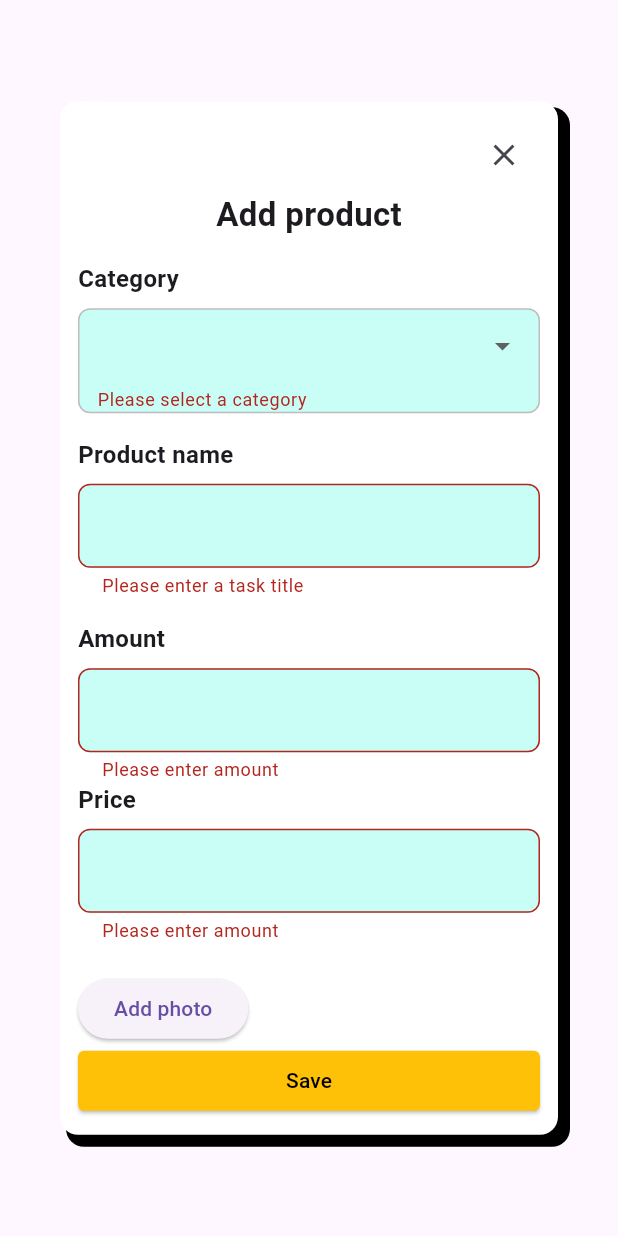
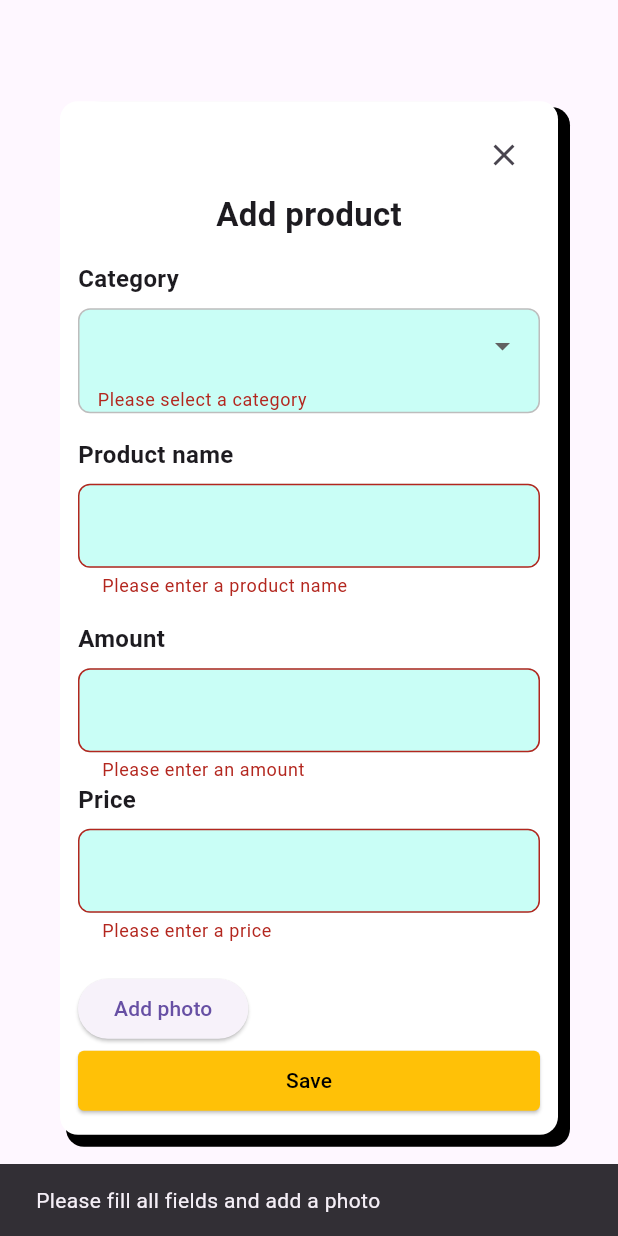
Before and after one commit to AmrwHamza/mate_order_super_user, a Flutter app: the CustomAddProductDialog widget shown alone on an empty page, opened directly, after a tap on "Save", on a phone screen of 412 x 824 dp. Run offline on Flutter 3.47's test engine with Material 3 defaults, Android fonts, the light colour scheme and no system bars; our stand-ins replace bloc, cached_network_image, dartz, dio, dotted_border, equatable and 6 more; missing offline and left inert: flutter_dropzone; accounts and stored records are empty; network calls fail; statements that could not run were skipped.

Commit message:
finish add product and refresh

```diff
--- /dev/null
+++ b/lib/Features/Home/data/models/add_product_model.dart
@@ -0,0 +1,15 @@
+class AddProductModul {
+  String? message;
+
+  AddProductModul({this.message});
+
+  AddProductModul.fromJson(Map<String, dynamic> json) {
+    message = json['message'];
+  }
+
+  Map<String, dynamic> toJson() {
+    final Map<String, dynamic> data = new Map<String, dynamic>();
+    data['message'] = this.message;
+    return data;
+  }
+}
--- a/lib/Features/Home/presentation/view/widgets/custom_add_product_dialog.dart
+++ b/lib/Features/Home/presentation/view/widgets/custom_add_product_dialog.dart
@@ -1,13 +1,42 @@
 import 'package:flutter/material.dart';
+import 'package:flutter_bloc/flutter_bloc.dart';
+import 'package:mate_order_super_user/Features/Home/data/models/dropped_file.dart';
 import 'package:mate_order_super_user/Features/Home/presentation/view/widgets/drag_drop_file.dart';
 import 'package:mate_order_super_user/Features/Home/presentation/view/widgets/drag_view.dart';
+import 'package:mate_order_super_user/Features/Home/presentation/view_model/add_product/add_product_cubit.dart';
 import 'package:mate_order_super_user/constants.dart';
 
-class CustomAddProductDialog extends StatelessWidget {
+class CustomAddProductDialog extends StatefulWidget {
   CustomAddProductDialog({super.key});
+
+  @override
+  State<CustomAddProductDialog> createState() => _CustomAddProductDialogState();
+}
+
+class _CustomAddProductDialogState extends State<CustomAddProductDialog> {
   final _formKey = GlobalKey<FormState>();
-  final List<String> _categories = ['Personal', 'Work', 'Other'];
+
+  final List<String> _categories = [
+    'Food',
+    'Drinks',
+    'Clothes',
+    'Toys',
+    'Books',
+    'Tools',
+    'Electronics',
+    'Furniture',
+    'Kitchen',
+  ];
+
   String? _category;
+
+  DroppedFile? file;
+
+  String? _productName;
+
+  int? _amount;
+
+  double? _price;
 
   @override
   Widget build(BuildContext context) {
@@ -72,9 +101,9 @@ class CustomAddProductDialog extends StatelessWidget {
                         );
                       }).toList(),
                       onChanged: (value) {
-                        // setState(() {
-                        //   _category = value;
-                        // });
+                        setState(() {
+                          _category = value;
+                        });
                       },
                       validator: (value) =>
                           value == null ? 'Please select a category' : null,
@@ -98,10 +127,10 @@ class CustomAddProductDialog extends StatelessWidget {
                       fillColor: kPrimaryColor10,
                     ),
                     onChanged: (value) {
-                      //
+                      _productName = value;
                     },
                     validator: (value) =>
-                        value!.isEmpty ? 'Please enter a task title' : null,
+                        value!.isEmpty ? 'Please enter a product name' : null,
                   ),
                   const SizedBox(height: 16),
                   const Text(
@@ -121,10 +150,10 @@ class CustomAddProductDialog extends StatelessWidget {
                       fillColor: kPrimaryColor10,
                     ),
                     onChanged: (value) {
-                      //
+                      _amount = int.tryParse(value);
                     },
                     validator: (value) =>
-                        value!.isEmpty ? 'Please enter amount' : null,
+                        value!.isEmpty ? 'Please enter an amount' : null,
                   ),
                   const Text(
                     "Price",
@@ -143,38 +172,67 @@ class CustomAddProductDialog extends StatelessWidget {
                       fillColor: kPrimaryColor10,
                     ),
                     onChanged: (value) {
-                      //
+                      _price = double.tryParse(value);
                     },
                     validator: (value) =>
-                        value!.isEmpty ? 'Please enter amount' : null,
+                        value!.isEmpty ? 'Please enter a price' : null,
                   ),
                   const SizedBox(height: 20),
                   ElevatedButton(
-                      onPressed: () {
-                        Navigator.push(context, MaterialPageRoute(
-                          builder: (context) {
-                            return DragView();
-                          },
-                        ));
+                      onPressed: () async {
+                        final selectedFile = await Navigator.push<DroppedFile>(
+                          context,
+                          MaterialPageRoute(
+                            builder: (context) => DragView(),
+                          ),
+                        );
+                        if (selectedFile != null) {
+                          file = selectedFile; // تحديث الملف المختار
+                        }
                       },
                       child: Text('Add photo')),
-                  SizedBox(
+                  BlocConsumer<AddProductCubit, AddProductState>(
+                    listener: (context, state) {
+                      if (state is AddProductSuccess) {
+                        ScaffoldMessenger.of(context).showSnackBar(
+                          const SnackBar(
+                              content: Text('Product added successfully!')),
+                        );
+                      } else if (state is AddProductError) {
+                        ScaffoldMessenger.of(context).showSnackBar(
+                          SnackBar(content: Text('Error: ${state.message}')),
+                        );
+                      }
+                    },
+                    builder: (context, state) {
+                      if (state is AddProductLoading) {
+                        return const Center(child: CircularProgressIndicator());
+                      }
+
+                      return SizedBox(
                         width: double.infinity,
                         child: ElevatedButton(
                           onPressed: () {
-                        if (_formKey.currentState!.validate()) {
-                          // if (_category == 'Other' &&
-                          //     _newCategory != null &&
-                          //     _newCategory!.isNotEmpty) {
-                          //   _categories.add(_newCategory!);
-                          //   _category = _newCategory;
-                          // }
-                          Navigator.of(context).pop();
+                            if (_formKey.currentState!.validate() &&
+                                file != null) {
+                              context.read<AddProductCubit>().addProduct(
+                                    name: _productName!,
+                                    amount: _amount!,
+                                    price: _price!,
+                                    category: _category!,
+                                    file: file!,
+                                  );
+                            } else {
+                              ScaffoldMessenger.of(context).showSnackBar(
+                                const SnackBar(
+                                    content: Text(
+                                        'Please fill all fields and add a photo')),
+                              );
                             }
                           },
                           style: ButtonStyle(
-                        backgroundColor:
-                            const WidgetStatePropertyAll(Colors.amber), //////
+                            backgroundColor: const WidgetStatePropertyAll(
+                                Colors.amber), //////
                             shape: WidgetStatePropertyAll(
                               RoundedRectangleBorder(
                                 borderRadius: BorderRadius.circular(4),
@@ -186,6 +244,8 @@ class CustomAddProductDialog extends StatelessWidget {
                             style: TextStyle(color: Colors.black),
                           ),
                         ),
+                      );
+                    },
                   ),
                 ],
               )),
--- /dev/null
+++ b/lib/Features/Home/presentation/view_model/add_product/add_product_cubit.dart
@@ -0,0 +1,38 @@
+import 'package:bloc/bloc.dart';
+import 'package:equatable/equatable.dart';
+import 'package:mate_order_super_user/Features/Home/data/models/add_product_model.dart';
+import 'package:mate_order_super_user/Features/Home/data/models/dropped_file.dart';
+import 'package:mate_order_super_user/Features/Home/data/repository/add_product_service.dart';
+
+part 'add_product_state.dart';
+
+class AddProductCubit extends Cubit<AddProductState> {
+  AddProductCubit(this.addProductService) : super(AddProductInitial());
+
+  final AddProductService addProductService;
+
+  Future<void> addProduct({
+    required String name,
+    required int amount,
+    required double price,
+    required String category,
+    required DroppedFile file,
+  }) async {
+    emit(AddProductLoading());
+
+    // print(
+    //     '==name:${name},==amount:${amount},price:${price},category:${category} ,file:${file.name} ');
+    final result = await addProductService.addProduct(
+      name: name,
+      amount: amount,
+      price: price,
+      category: category,
+      file: file,
+    );
+
+    result.fold(
+      (l) => emit(AddProductError(l.message)),
+      (r) => emit(AddProductSuccess(r)),
+    );
+  }
+}
--- /dev/null
+++ b/lib/Features/Home/presentation/view_model/add_product/add_product_state.dart
@@ -0,0 +1,31 @@
+part of 'add_product_cubit.dart';
+
+sealed class AddProductState extends Equatable {
+  const AddProductState();
+
+  @override
+  List<Object?> get props => [];
+}
+
+final class AddProductInitial extends AddProductState {}
+
+
+class AddProductLoading extends AddProductState {}
+
+class AddProductSuccess extends AddProductState {
+  final AddProductModul product;
+
+  const AddProductSuccess(this.product);
+
+  @override
+  List<Object?> get props => [product];
+}
+
+class AddProductError extends AddProductState {
+  final String message;
+
+  const AddProductError(this.message);
+
+  @override
+  List<Object?> get props => [message];
+}
--- /dev/null
+++ b/lib/Features/Home/presentation/view_model/refresh/refresh_state.dart
@@ -0,0 +1,25 @@
+part of 'refresh_cubit.dart';
+
+sealed class RefreshState extends Equatable {
+  const RefreshState();
+
+  @override
+  List<Object> get props => [];
+}
+
+final class RefreshInitial extends RefreshState {}
+
+final class RefreshLoading extends RefreshState {}
+
+final class RefreshSuccess extends RefreshState {
+  final RefreshModul r;
+
+  const RefreshSuccess({required this.r});
+}
+
+final class RefreshError extends RefreshState {
+  final String message;
+
+  const RefreshError({required this.message});
+
+}
--- a/lib/Features/auth/login/presentation/views/widgets/login_view_body.dart
+++ b/lib/Features/auth/login/presentation/views/widgets/login_view_body.dart
@@ -79,7 +79,7 @@ class LoginViewBody extends StatelessWidget {
                   ),
                   CustomTextFormField(
                     onChanged: (p0) {
-                      BlocProvider.of<LoginCubit>(context).phone = '963$p0';
+                      BlocProvider.of<LoginCubit>(context).phone = '+963$p0';
                     },
                     label: const Text(
                       'Phone Number',
--- a/lib/constants.dart
+++ b/lib/constants.dart
@@ -17,7 +17,7 @@ const Color KBackgroundColor = Color(0xffEFFEFB);
 
 // ignore: constant_identifier_names
 const KTransitionDuration = Duration(milliseconds: 250);
-const String base = "https://6d78-149-36-51-10.ngrok-free.app";
+const String base = "https://16a4-188-133-60-45.ngrok-free.app";
 const String baseurl = "$base" "/api/";
 const String baseurlImg = '$base/storage/project/';
 
--- a/lib/main.dart
+++ b/lib/main.dart
@@ -1,9 +1,12 @@
 import 'package:flutter/material.dart';
 import 'package:flutter_bloc/flutter_bloc.dart';
 import 'package:go_router/go_router.dart';
+import 'package:mate_order_super_user/Features/Home/data/repository/add_product_service.dart';
 import 'package:mate_order_super_user/Features/Home/presentation/view/home_view.dart';
+import 'package:mate_order_super_user/Features/Home/presentation/view_model/add_product/add_product_cubit.dart';
 import 'package:mate_order_super_user/Features/Home/presentation/view_model/delete_cubit/delete_cubit_cubit.dart';
 import 'package:mate_order_super_user/Features/Home/presentation/view_model/get_all_products/get_all_products_cubit.dart';
+import 'package:mate_order_super_user/Features/Home/presentation/view_model/refresh/refresh_cubit.dart';
 import 'package:mate_order_super_user/Features/auth/login/presentation/view-models/cubit/login_cubit.dart';
 import 'package:mate_order_super_user/Features/auth/login/presentation/views/login_view.dart';
 import 'package:mate_order_super_user/core/bloc_helper/observer.dart';
@@ -52,6 +55,8 @@ class MateOrderApp extends StatelessWidget {
       providers: [
         BlocProvider(create: (context) => LoginCubit()),
         BlocProvider(create: (context) => GetAllProductsCubit()),
+        BlocProvider(create: (context) => AddProductCubit(AddProductService())),
+        BlocProvider(create: (context) => RefreshCubit()),
       ],
       child: MaterialApp.router(
         debugShowCheckedModeBanner: false,
--- a/pubspec.yaml
+++ b/pubspec.yaml
@@ -50,6 +50,8 @@ dependencies:
   go_router: ^14.6.3
   flutter_dropzone: ^4.2.1
   dotted_border: ^2.1.0
+  mime: ^1.0.0
+  image_picker: ^1.1.2
 
 dev_dependencies:
   flutter_test:
```
Also changed, not shown: lib/Features/Home/data/models/refresh_model.dart (added, +15 -0 lines), lib/Features/Home/data/repository/add_product_service.dart (added, +134 -0 lines), lib/Features/Home/data/repository/refresh_service.dart (added, +19 -0 lines), lib/Features/Home/presentation/view/home_view.dart (+12 -3 lines), lib/Features/Home/presentation/view/widgets/drag_view.dart (+8 -1 lines), lib/Features/Home/presentation/view/widgets/refresh_button.dart (added, +41 -0 lines), lib/Features/Home/presentation/view_model/refresh/refresh_cubit.dart (added, +19 -0 lines), pubspec.lock, 5 other files. Lines whose indentation alone changed are shown as unchanged.
